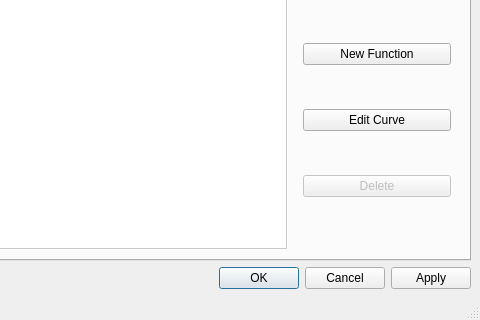
Before: the Qt Designer form plotcontrolwindow.ui in arntanguy/STS-simulator, drawn with Qt 5; both pictures show x 429 to 909 and y 292 to 612 of the 909 by 612 pixel window.
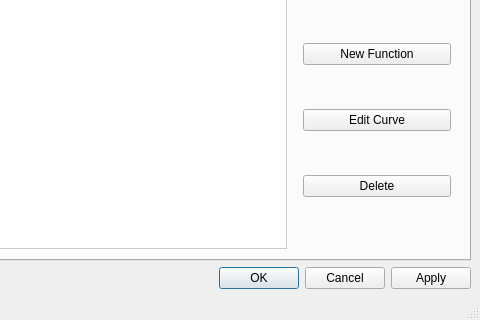
After: the same form once the commit is applied.

```diff
--- a/plotcontrolwindow.ui
+++ b/plotcontrolwindow.ui
@@ -415,7 +415,7 @@
            <item row="5" column="0">
             <widget class="QPushButton" name="functionDelete">
              <property name="enabled">
-              <bool>false</bool>
+              <bool>true</bool>
              </property>
              <property name="text">
               <string>Delete</string>
```
